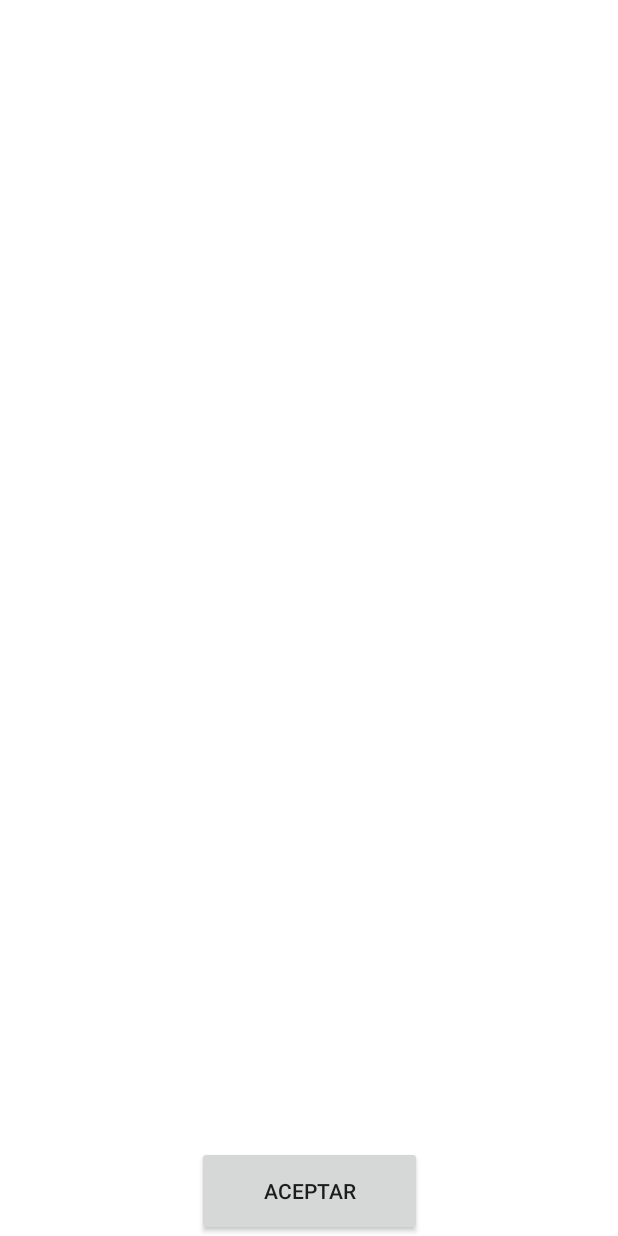
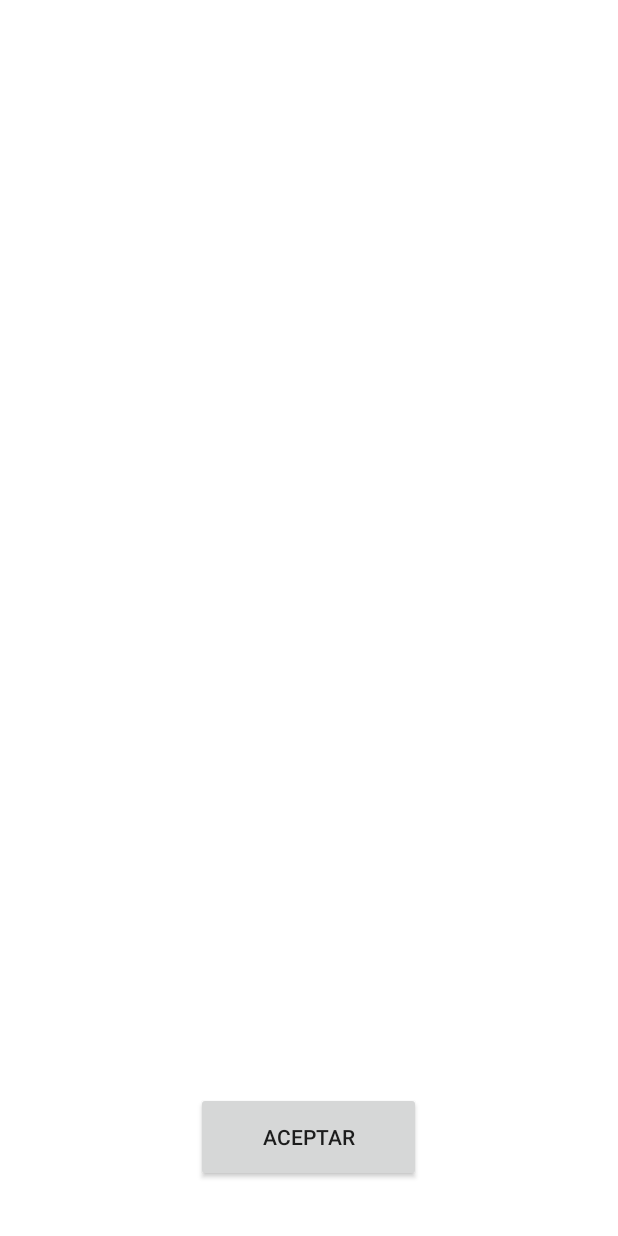
Before and after one commit to Charly87/SOA, an Android app: the LoginActivity screen opened directly, with no data from a screen before it, on a phone screen of 412 x 824 dp. Run offline under Robolectric (Android 15) with nearby library versions, the phone set to English and light mode, and no system bars; 1 statement that could not run was skipped.

Commit message:
creo que nada

```diff
--- a/Version2/app/src/main/java/com/example/cotizaciondolar/LoginActivity.java
+++ b/Version2/app/src/main/java/com/example/cotizaciondolar/LoginActivity.java
@@ -11,6 +11,7 @@ import com.example.cotizaciondolar.ui.models.LoginModel;
 import com.example.cotizaciondolar.ui.presenters.LoginPresenter;
 
 public class LoginActivity extends Activity implements LoginActivityContract.View {
+
     // lo cree como prueba solo para poder pasar al menu principal
     Button btnConfirm;
 
--- a/Version2/app/src/main/java/com/example/cotizaciondolar/ui/quotation/QuotationViewModel.java
+++ b/Version2/app/src/main/java/com/example/cotizaciondolar/ui/quotation/QuotationViewModel.java
@@ -16,4 +16,5 @@ public class QuotationViewModel extends ViewModel {
     public LiveData<String> getText() {
         return mText;
     }
+
 }
--- a/Version2/app/src/main/res/layout/activity_code.xml
+++ b/Version2/app/src/main/res/layout/activity_code.xml
@@ -5,15 +5,17 @@
     android:layout_width="match_parent"
     android:layout_height="match_parent"
     tools:context=".CodeActivity">
+
     <EditText
         android:id="@+id/txtCode"
         android:layout_width="150dp"
         android:layout_height="60dp"
-        tools:ignore="MissingConstraints"
+        android:singleLine="true"
         app:layout_constraintBottom_toBottomOf="parent"
         app:layout_constraintEnd_toEndOf="parent"
         app:layout_constraintStart_toStartOf="parent"
-        app:layout_constraintTop_toTopOf="parent" />
+        app:layout_constraintTop_toTopOf="parent"
+        tools:ignore="MissingConstraints" />
     <TextView
         android:id="@+id/lblMessage"
         android:layout_width="150dp"
--- a/Version2/app/src/main/res/layout/activity_login.xml
+++ b/Version2/app/src/main/res/layout/activity_login.xml
@@ -21,13 +21,14 @@
 
     <Button
         android:id="@+id/btnConfirm"
-        android:text="Aceptar"
         android:layout_width="150dp"
         android:layout_height="60dp"
+        android:layout_marginBottom="36dp"
+        android:text="Aceptar"
         app:layout_constraintBottom_toBottomOf="parent"
         app:layout_constraintEnd_toEndOf="parent"
-        app:layout_constraintStart_toStartOf="parent"
-        />
+        app:layout_constraintHorizontal_bias="0.498"
+        app:layout_constraintStart_toStartOf="parent" />
 
 
 </androidx.constraintlayout.widget.ConstraintLayout>
```
